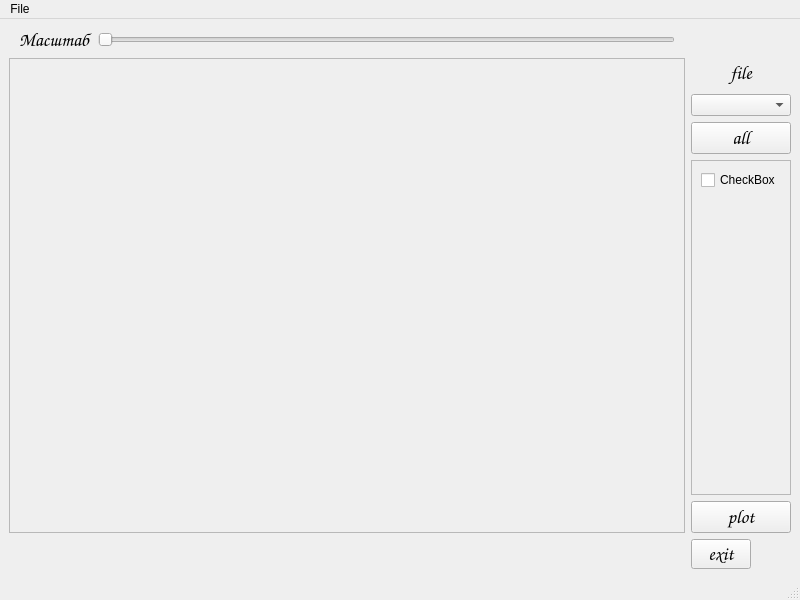
Before: the Qt Designer form QtForm/MainForm.ui in Your-RoGr/DekstopVisual, drawn with Qt 5.
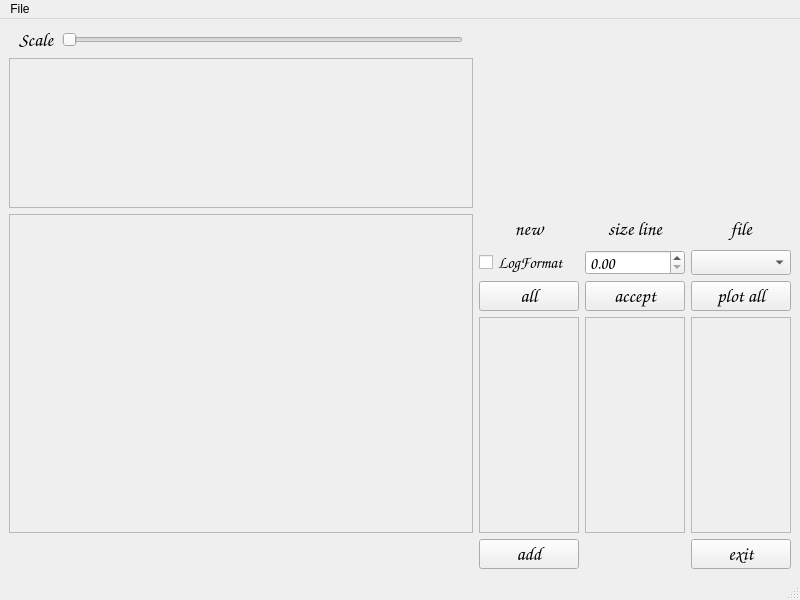
After: the same form once the commit is applied.

What changed in the file:
```diff
--- a/QtForm/MainForm.ui
+++ b/QtForm/MainForm.ui
@@ -15,93 +15,6 @@
   </property>
   <widget class="QWidget" name="centralwidget">
    <layout class="QGridLayout" name="gridLayout">
-    <item row="1" column="1">
-     <widget class="QScrollArea" name="scrollAreaCanvases">
-      <property name="widgetResizable">
-       <bool>true</bool>
-      </property>
-      <property name="alignment">
-       <set>Qt::AlignHCenter|Qt::AlignTop</set>
-      </property>
-      <widget class="QWidget" name="scrollAreaWidgetContents">
-       <property name="geometry">
-        <rect>
-         <x>0</x>
-         <y>0</y>
-         <width>668</width>
-         <height>469</height>
-        </rect>
-       </property>
-       <layout class="QGridLayout" name="gridLayout_2">
-        <property name="sizeConstraint">
-         <enum>QLayout::SetMinimumSize</enum>
-        </property>
-        <property name="leftMargin">
-         <number>0</number>
-        </property>
-        <property name="topMargin">
-         <number>0</number>
-        </property>
-        <property name="rightMargin">
-         <number>0</number>
-        </property>
-        <property name="bottomMargin">
-         <number>0</number>
-        </property>
-        <property name="spacing">
-         <number>0</number>
-        </property>
-        <item row="0" column="0">
-         <widget class="QWidget" name="widgetCanvas" native="true">
-          <property name="sizePolicy">
-           <sizepolicy hsizetype="Expanding" vsizetype="Expanding">
-            <horstretch>0</horstretch>
-            <verstretch>0</verstretch>
-           </sizepolicy>
-          </property>
-          <property name="minimumSize">
-           <size>
-            <width>0</width>
-            <height>100</height>
-           </size>
-          </property>
-          <property name="maximumSize">
-           <size>
-            <width>16777215</width>
-            <height>16777215</height>
-           </size>
-          </property>
-         </widget>
-        </item>
-       </layout>
-      </widget>
-     </widget>
-    </item>
-    <item row="2" column="2">
-     <widget class="QPushButton" name="exitButton">
-      <property name="minimumSize">
-       <size>
-        <width>60</width>
-        <height>30</height>
-       </size>
-      </property>
-      <property name="maximumSize">
-       <size>
-        <width>40</width>
-        <height>30</height>
-       </size>
-      </property>
-      <property name="font">
-       <font>
-        <family>Comic Sans MS</family>
-        <pointsize>14</pointsize>
-       </font>
-      </property>
-      <property name="text">
-       <string>exit</string>
-      </property>
-     </widget>
-    </item>
     <item row="0" column="1">
      <layout class="QHBoxLayout" name="horizontalLayout_3">
       <property name="leftMargin">
@@ -119,7 +32,7 @@
          </font>
         </property>
         <property name="text">
-         <string>Масштаб</string>
+         <string>Scale</string>
         </property>
        </widget>
       </item>
@@ -132,7 +45,7 @@
       </item>
      </layout>
     </item>
-    <item row="2" column="1">
+    <item row="4" column="1">
      <layout class="QHBoxLayout" name="horizontalLayout_2">
       <item>
        <spacer name="horizontalSpacer">
@@ -175,7 +88,7 @@
       </item>
      </layout>
     </item>
-    <item row="1" column="2">
+    <item row="3" column="4">
      <layout class="QVBoxLayout" name="verticalLayout_3">
       <property name="rightMargin">
        <number>0</number>
@@ -218,29 +131,35 @@
           <property name="minimumSize">
            <size>
             <width>100</width>
-            <height>0</height>
+            <height>25</height>
            </size>
           </property>
           <property name="maximumSize">
            <size>
             <width>100</width>
-            <height>16777215</height>
+            <height>25</height>
            </size>
           </property>
+          <property name="font">
+           <font>
+            <family>Comic Sans MS</family>
+            <pointsize>12</pointsize>
+           </font>
+          </property>
          </widget>
         </item>
         <item>
-         <widget class="QPushButton" name="allButton">
+         <widget class="QPushButton" name="plotAllButton">
           <property name="minimumSize">
            <size>
             <width>100</width>
-            <height>0</height>
+            <height>30</height>
            </size>
           </property>
           <property name="maximumSize">
            <size>
             <width>100</width>
-            <height>16777215</height>
+            <height>30</height>
            </size>
           </property>
           <property name="font">
@@ -250,7 +169,7 @@
            </font>
           </property>
           <property name="text">
-           <string>all</string>
+           <string>plot all</string>
           </property>
          </widget>
         </item>
@@ -291,26 +210,121 @@
                <x>0</x>
                <y>0</y>
                <width>98</width>
-               <height>321</height>
+               <height>204</height>
               </rect>
              </property>
              <layout class="QFormLayout" name="formLayout_2">
               <property name="fieldGrowthPolicy">
                <enum>QFormLayout::AllNonFixedFieldsGrow</enum>
               </property>
-              <item row="0" column="0">
-               <widget class="QCheckBox" name="checkBox">
-                <property name="text">
-                 <string>CheckBox</string>
-                </property>
-               </widget>
-              </item>
              </layout>
             </widget>
            </widget>
           </item>
+         </layout>
+        </item>
+       </layout>
+      </item>
+     </layout>
+    </item>
+    <item row="3" column="3">
+     <layout class="QVBoxLayout" name="verticalLayout_4">
+      <property name="rightMargin">
+       <number>0</number>
+      </property>
+      <item>
+       <layout class="QVBoxLayout" name="verticalLayout_7">
+        <property name="sizeConstraint">
+         <enum>QLayout::SetMinimumSize</enum>
+        </property>
+        <item>
+         <widget class="QLabel" name="label_5">
+          <property name="minimumSize">
+           <size>
+            <width>100</width>
+            <height>30</height>
+           </size>
+          </property>
+          <property name="maximumSize">
+           <size>
+            <width>100</width>
+            <height>30</height>
+           </size>
+          </property>
+          <property name="font">
+           <font>
+            <family>Comic Sans MS</family>
+            <pointsize>14</pointsize>
+           </font>
+          </property>
+          <property name="text">
+           <string>size line</string>
+          </property>
+          <property name="alignment">
+           <set>Qt::AlignCenter</set>
+          </property>
+         </widget>
+        </item>
+        <item>
+         <widget class="QDoubleSpinBox" name="doubleSpinBox">
+          <property name="minimumSize">
+           <size>
+            <width>0</width>
+            <height>25</height>
+           </size>
+          </property>
+          <property name="maximumSize">
+           <size>
+            <width>16777215</width>
+            <height>25</height>
+           </size>
+          </property>
+          <property name="font">
+           <font>
+            <family>Comic Sans MS</family>
+            <pointsize>12</pointsize>
+           </font>
+          </property>
+         </widget>
+        </item>
+        <item>
+         <widget class="QPushButton" name="acceptButton">
+          <property name="minimumSize">
+           <size>
+            <width>100</width>
+            <height>30</height>
+           </size>
+          </property>
+          <property name="maximumSize">
+           <size>
+            <width>100</width>
+            <height>30</height>
+           </size>
+          </property>
+          <property name="font">
+           <font>
+            <family>Comic Sans MS</family>
+            <pointsize>14</pointsize>
+           </font>
+          </property>
+          <property name="text">
+           <string>accept</string>
+          </property>
+         </widget>
+        </item>
+        <item>
+         <layout class="QVBoxLayout" name="verticalLayout_11">
+          <property name="sizeConstraint">
+           <enum>QLayout::SetMinimumSize</enum>
+          </property>
           <item>
-           <widget class="QPushButton" name="plotButton">
+           <widget class="QScrollArea" name="scrollAreaCarottageDoubleSpinBoxs">
+            <property name="sizePolicy">
+             <sizepolicy hsizetype="Fixed" vsizetype="Expanding">
+              <horstretch>0</horstretch>
+              <verstretch>0</verstretch>
+             </sizepolicy>
+            </property>
             <property name="minimumSize">
              <size>
               <width>100</width>
@@ -323,14 +337,11 @@
               <height>16777215</height>
              </size>
             </property>
-            <property name="font">
-             <font>
-              <family>Comic Sans MS</family>
-              <pointsize>14</pointsize>
-             </font>
+            <property name="widgetResizable">
+             <bool>true</bool>
             </property>
-            <property name="text">
-             <string>plot</string>
+            <property name="alignment">
+             <set>Qt::AlignLeading|Qt::AlignLeft|Qt::AlignVCenter</set>
             </property>
            </widget>
           </item>
@@ -340,6 +351,315 @@
       </item>
      </layout>
     </item>
+    <item row="4" column="4">
+     <widget class="QPushButton" name="exitButton">
+      <property name="minimumSize">
+       <size>
+        <width>100</width>
+        <height>30</height>
+       </size>
+      </property>
+      <property name="maximumSize">
+       <size>
+        <width>100</width>
+        <height>30</height>
+       </size>
+      </property>
+      <property name="font">
+       <font>
+        <family>Comic Sans MS</family>
+        <pointsize>14</pointsize>
+       </font>
+      </property>
+      <property name="text">
+       <string>exit</string>
+      </property>
+     </widget>
+    </item>
+    <item row="3" column="2">
+     <layout class="QVBoxLayout" name="verticalLayout_5">
+      <property name="rightMargin">
+       <number>0</number>
+      </property>
+      <item>
+       <layout class="QVBoxLayout" name="verticalLayout_8">
+        <property name="sizeConstraint">
+         <enum>QLayout::SetMinimumSize</enum>
+        </property>
+        <item>
+         <widget class="QLabel" name="label_6">
+          <property name="minimumSize">
+           <size>
+            <width>100</width>
+            <height>30</height>
+           </size>
+          </property>
+          <property name="maximumSize">
+           <size>
+            <width>100</width>
+            <height>30</height>
+           </size>
+          </property>
+          <property name="font">
+           <font>
+            <family>Comic Sans MS</family>
+            <pointsize>14</pointsize>
+           </font>
+          </property>
+          <property name="text">
+           <string>new</string>
+          </property>
+          <property name="alignment">
+           <set>Qt::AlignCenter</set>
+          </property>
+         </widget>
+        </item>
+        <item>
+         <widget class="QCheckBox" name="checkBoxLogFormat">
+          <property name="minimumSize">
+           <size>
+            <width>0</width>
+            <height>25</height>
+           </size>
+          </property>
+          <property name="maximumSize">
+           <size>
+            <width>16777215</width>
+            <height>25</height>
+           </size>
+          </property>
+          <property name="font">
+           <font>
+            <family>Comic Sans MS</family>
+            <pointsize>12</pointsize>
+           </font>
+          </property>
+          <property name="text">
+           <string>LogFormat</string>
+          </property>
+         </widget>
+        </item>
+        <item>
+         <widget class="QPushButton" name="allButton">
+          <property name="minimumSize">
+           <size>
+            <width>100</width>
+            <height>30</height>
+           </size>
+          </property>
+          <property name="maximumSize">
+           <size>
+            <width>100</width>
+            <height>30</height>
+           </size>
+          </property>
+          <property name="font">
+           <font>
+            <family>Comic Sans MS</family>
+            <pointsize>14</pointsize>
+           </font>
+          </property>
+          <property name="text">
+           <string>all</string>
+          </property>
+         </widget>
+        </item>
+        <item>
+         <layout class="QVBoxLayout" name="verticalLayout_12">
+          <property name="sizeConstraint">
+           <enum>QLayout::SetMinimumSize</enum>
+          </property>
+          <item>
+           <widget class="QScrollArea" name="scrollAreaCarottageCheckBoxs">
+            <property name="sizePolicy">
+             <sizepolicy hsizetype="Fixed" vsizetype="Expanding">
+              <horstretch>0</horstretch>
+              <verstretch>0</verstretch>
+             </sizepolicy>
+            </property>
+            <property name="minimumSize">
+             <size>
+              <width>100</width>
+              <height>0</height>
+             </size>
+            </property>
+            <property name="maximumSize">
+             <size>
+              <width>100</width>
+              <height>16777215</height>
+             </size>
+            </property>
+            <property name="widgetResizable">
+             <bool>true</bool>
+            </property>
+            <property name="alignment">
+             <set>Qt::AlignLeading|Qt::AlignLeft|Qt::AlignVCenter</set>
+            </property>
+            <widget class="QWidget" name="scrollAreaWidgetContentsCarottageCheckBoxs">
+             <property name="geometry">
+              <rect>
+               <x>0</x>
+               <y>0</y>
+               <width>98</width>
+               <height>204</height>
+              </rect>
+             </property>
+             <layout class="QFormLayout" name="formLayout_4">
+              <property name="fieldGrowthPolicy">
+               <enum>QFormLayout::AllNonFixedFieldsGrow</enum>
+              </property>
+             </layout>
+            </widget>
+           </widget>
+          </item>
+         </layout>
+        </item>
+       </layout>
+      </item>
+     </layout>
+    </item>
+    <item row="4" column="2">
+     <widget class="QPushButton" name="addButton">
+      <property name="minimumSize">
+       <size>
+        <width>100</width>
+        <height>0</height>
+       </size>
+      </property>
+      <property name="maximumSize">
+       <size>
+        <width>100</width>
+        <height>30</height>
+       </size>
+      </property>
+      <property name="font">
+       <font>
+        <family>Comic Sans MS</family>
+        <pointsize>14</pointsize>
+       </font>
+      </property>
+      <property name="text">
+       <string>add</string>
+      </property>
+     </widget>
+    </item>
+    <item row="3" column="1">
+     <widget class="QScrollArea" name="scrollAreaCanvases">
+      <property name="widgetResizable">
+       <bool>true</bool>
+      </property>
+      <property name="alignment">
+       <set>Qt::AlignHCenter|Qt::AlignTop</set>
+      </property>
+      <widget class="QWidget" name="scrollAreaWidgetContents">
+       <property name="geometry">
+        <rect>
+         <x>0</x>
+         <y>0</y>
+         <width>444</width>
+         <height>313</height>
+        </rect>
+       </property>
+       <layout class="QGridLayout" name="gridLayout_2">
+        <property name="sizeConstraint">
+         <enum>QLayout::SetMinimumSize</enum>
+        </property>
+        <property name="leftMargin">
+         <number>0</number>
+        </property>
+        <property name="topMargin">
+         <number>0</number>
+        </property>
+        <property name="rightMargin">
+         <number>0</number>
+        </property>
+        <property name="bottomMargin">
+         <number>0</number>
+        </property>
+        <property name="spacing">
+         <number>0</number>
+        </property>
+        <item row="0" column="0">
+         <widget class="QWidget" name="widgetCanvas" native="true">
+          <property name="sizePolicy">
+           <sizepolicy hsizetype="Expanding" vsizetype="Expanding">
+            <horstretch>0</horstretch>
+            <verstretch>0</verstretch>
+           </sizepolicy>
+          </property>
+          <property name="minimumSize">
+           <size>
+            <width>0</width>
+            <height>100</height>
+           </size>
+          </property>
+          <property name="maximumSize">
+           <size>
+            <width>16777215</width>
+            <height>16777215</height>
+           </size>
+          </property>
+         </widget>
+        </item>
+       </layout>
+      </widget>
+     </widget>
+    </item>
+    <item row="2" column="1">
+     <widget class="QScrollArea" name="scrollAreaXAxis">
+      <property name="minimumSize">
+       <size>
+        <width>0</width>
+        <height>150</height>
+       </size>
+      </property>
+      <property name="maximumSize">
+       <size>
+        <width>16777215</width>
+        <height>150</height>
+       </size>
+      </property>
+      <property name="widgetResizable">
+       <bool>true</bool>
+      </property>
+      <property name="alignment">
+       <set>Qt::AlignHCenter|Qt::AlignTop</set>
+      </property>
+      <widget class="QWidget" name="scrollAreaWidgetContents_2">
+       <property name="geometry">
+        <rect>
+         <x>0</x>
+         <y>0</y>
+         <width>444</width>
+         <height>148</height>
+        </rect>
+       </property>
+       <layout class="QGridLayout" name="gridLayout_3">
+        <property name="sizeConstraint">
+         <enum>QLayout::SetMinimumSize</enum>
+        </property>
+        <property name="leftMargin">
+         <number>0</number>
+        </property>
+        <property name="topMargin">
+         <number>0</number>
+        </property>
+        <property name="rightMargin">
+         <number>0</number>
+        </property>
+        <property name="bottomMargin">
+         <number>0</number>
+        </property>
+        <property name="spacing">
+         <number>0</number>
+        </property>
+        <item row="0" column="0">
+         <widget class="QWidget" name="widgetXAxis" native="true"/>
+        </item>
+       </layout>
+      </widget>
+     </widget>
+    </item>
    </layout>
   </widget>
   <widget class="QMenuBar" name="menubar">
```
Left out of the diff: 19 changed lines with no effect on the pictures.
